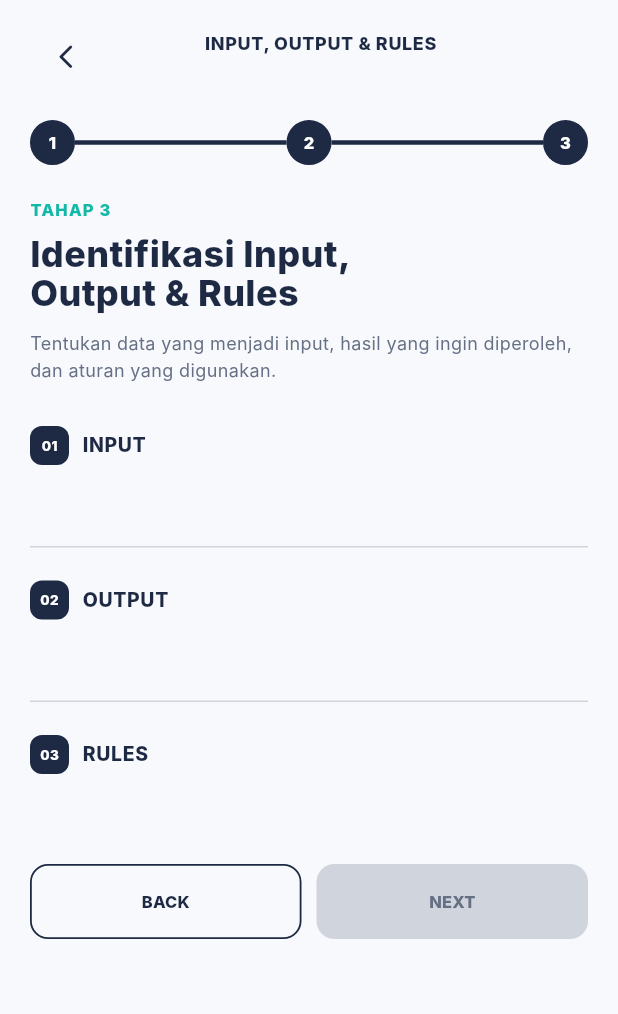
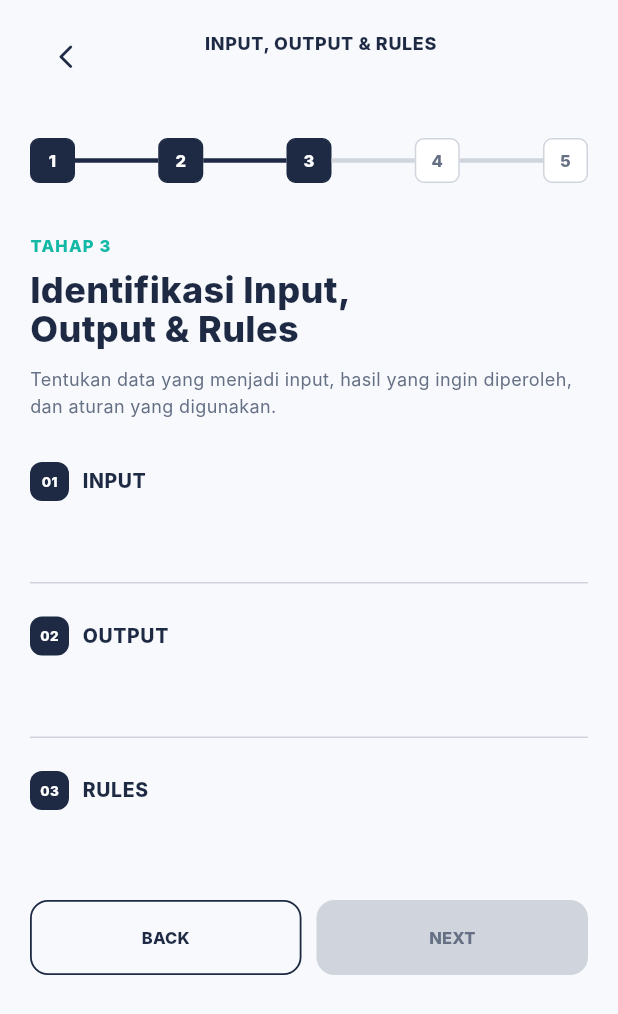
Before and after one commit to Aisyahazzahra04/algocasee, a Flutter app: the InputOutputRulesScreen screen opened directly with empty values, on a phone screen of 412 x 824 dp. Shown: the top 1014 px of the screen. Run offline on Flutter 3.47's test engine with Material 3 defaults, Android fonts, the light colour scheme and no system bars; our stand-ins replace sqflite; accounts and stored records are empty; Roboto replaces fonts that are missing (Inter).

Commit message:
Update case learning screens

```diff
--- a/lib/screens/input_output_rules_screen.dart
+++ b/lib/screens/input_output_rules_screen.dart
@@ -139,12 +139,16 @@ class _InputOutputRulesScreenState
                   const SizedBox(height: 18),
 
                   // ==================================================
-                  // STEP INDICATOR
+                  // PROGRESS 5 TAHAP
                   // ==================================================
-
-                  Row(
+                  Padding(
+                    padding: const EdgeInsets.symmetric(
+                      horizontal: 0,
+                      vertical: 12,
+                    ),
+                    child: Row(
                       children: [
-                      const _StepCircle(
+                        _ProgressNumber(
                           number: '1',
                           active: true,
                         ),
@@ -156,7 +160,7 @@ class _InputOutputRulesScreenState
                           ),
                         ),
 
-                      const _StepCircle(
+                        _ProgressNumber(
                           number: '2',
                           active: true,
                         ),
@@ -168,11 +172,36 @@ class _InputOutputRulesScreenState
                           ),
                         ),
 
-                      const _StepCircle(
+                        _ProgressNumber(
                           number: '3',
                           active: true,
                         ),
+
+                        Expanded(
+                          child: Container(
+                            height: 3,
+                            color: borderGrey,
+                          ),
+                        ),
+
+                        _ProgressNumber(
+                          number: '4',
+                          active: false,
+                        ),
+
+                        Expanded(
+                          child: Container(
+                            height: 3,
+                            color: borderGrey,
+                          ),
+                        ),
+
+                        _ProgressNumber(
+                          number: '5',
+                          active: false,
+                        ),
                       ],
+                    ),
                   ),
                 ],
               ),
@@ -506,14 +535,14 @@ class _InputOutputRulesScreenState
 }
 
 // ============================================================
-// STEP CIRCLE
+// PROGRESS NUMBER
 // ============================================================
 
-class _StepCircle extends StatelessWidget {
+class _ProgressNumber extends StatelessWidget {
   final String number;
   final bool active;
 
-  const _StepCircle({
+  const _ProgressNumber({
     required this.number,
     required this.active,
   });
@@ -525,7 +554,7 @@ class _StepCircle extends StatelessWidget {
       height: 30,
       decoration: BoxDecoration(
         color: active ? navy : Colors.white,
-        shape: BoxShape.circle,
+        borderRadius: BorderRadius.circular(6),
         border: Border.all(
           color: active ? navy : borderGrey,
           width: 1,
```
Also changed, not shown: lib/screens/information_identification_screen.dart (+22 -0 lines), lib/screens/logic_builder_screen.dart (+33 -27 lines), lib/screens/problem_analysis_screen.dart (+23 -1 lines). Lines whose indentation alone changed are shown as unchanged.
